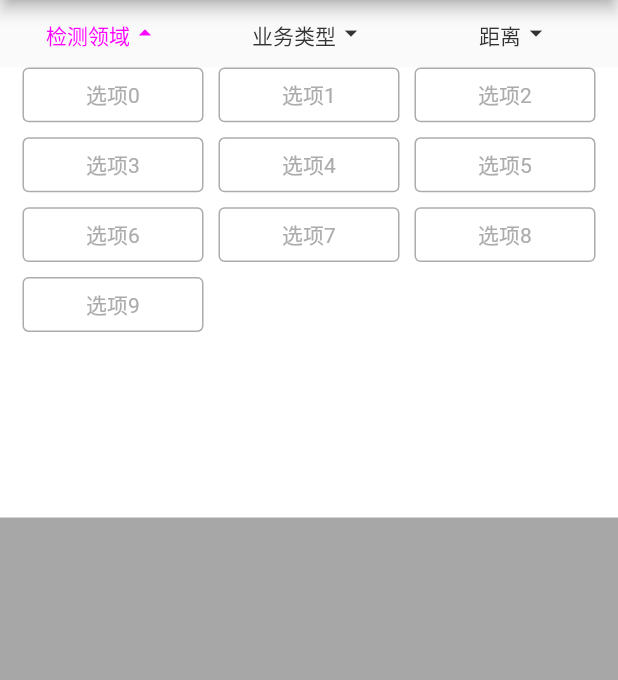
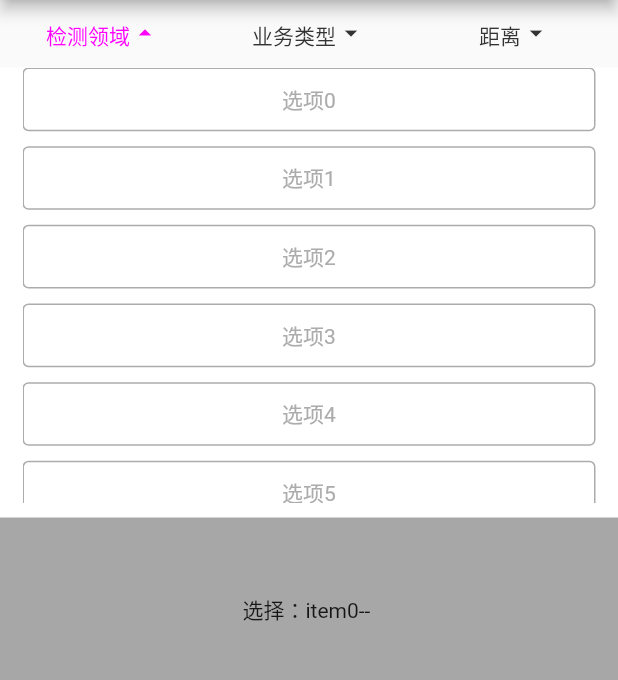
Before and after one commit to lixp185/flutter_down_menu, a Flutter app: the screen it shows after launch, after a tap on an icon or button, on a phone screen of 412 x 824 dp, the part 84-764 px from its top. Run offline on Flutter 3.47's test engine with Material 2 defaults, Android fonts, the phone set to English and light mode, and no system bars.

Commit message:
增加单选筛选列表

```diff
--- a/example/lib/main.dart
+++ b/example/lib/main.dart
@@ -1,4 +1,3 @@
-import 'package:example/filter_res.dart';
 import 'package:flutter/material.dart';
 import 'package:flutter_down_menu/flutter_down_menu.dart';
 
@@ -58,69 +57,49 @@ class _MyHomePageState extends State<MyHomePage> {
                 menuController: _menuController,
                 titles: const ["检测领域", "业务类型", "距离"]),
             Expanded(
-                child: DropDownMenu(
+                child: Stack(
+              children: [
+               InkWell(
+                 child:  Center(
+                   child: Text(
+                       "选择：item${_menuController.index}-- ${_menuController.title}"),
+                 ),
+                 onTap: (){
+                   },
+               ),
+                DropDownMenu(
                     height: 300,
+                    milliseconds: 300,
                     children: [
-                      _searchFilter(list1, 0),
-                      _searchFilter(list2, 1),
-                      _searchFilter(list3, 2),
+                      MenuList(
+                        index: 0,
+                        menuController: _menuController,
+                        filterList: list1,
+                        onTap: (index) {
+                          setState(() {});
+                        },
+                      ),
+                      MenuList(
+                        index: 1,
+                        menuController: _menuController,
+                        filterList: list2,
+                        onTap: (index) {
+                          setState(() {});
+                        },
+                      ),
+                      MenuList(
+                        index: 2,
+                        menuController: _menuController,
+                        filterList: list3,
+                        onTap: (index) {
+                          setState(() {});
+                        },
+                      ),
                     ],
-                    menuController: _menuController))
+                    menuController: _menuController),
+              ],
+            ))
           ],
         ));
   }
-
-  Widget _searchFilter(List<FilterRes> filter, int i) {
-    return Container(
-      margin: const EdgeInsetsDirectional.only(start: 15, end: 15),
-      padding: const EdgeInsetsDirectional.only(bottom: 10),
-      child: GridView.builder(
-        physics: const BouncingScrollPhysics(),
-        gridDelegate: const SliverGridDelegateWithFixedCrossAxisCount(
-          //设置列数
-          crossAxisCount: 3,
-          //设置横向间距
-          crossAxisSpacing: 10,
-          //设置主轴间距
-          mainAxisSpacing: 10,
-          // 宽高比
-          childAspectRatio: 3.3,
-        ),
-        itemBuilder: (context, index) {
-          return InkWell(
-            child: Container(
-                decoration: BoxDecoration(
-                    color: filter[index].isSelect == true
-                        ? const Color(0x0DAB4BF4)
-                        : Colors.white,
-                    borderRadius: const BorderRadius.all(Radius.circular(4)),
-                    border: Border.all(
-                        color: filter[index].isSelect == true
-                            ? const Color(0xffab4bf4)
-                            : const Color(0xffacacac))),
-                alignment: Alignment.center,
-                child: Text(filter[index].name ?? "",
-                    style: TextStyle(
-                        color: filter[index].isSelect == true
-                            ? const Color(0xffab4bf4)
-                            : const Color(0xffacacac)))),
-            onTap: () {
-              _menuController.changeTitle(i, filter[index].name);
-              print(filter[index].name);
-              setState(() {
-                for (int i = 0; i < filter.length; i++) {
-                  if (i == index) {
-                    filter[i].isSelect = true;
-                  } else {
-                    filter[i].isSelect = false;
-                  }
-                }
-              });
-            },
-          );
-        },
-        itemCount: filter.length,
-      ),
-    );
-  }
 }
--- a/lib/flutter_down_menu.dart
+++ b/lib/flutter_down_menu.dart
@@ -3,3 +3,5 @@ library flutter_down_menu;
 export 'src/drop_down_menu_header.dart';
 export 'src/drop_down_menu.dart';
 export 'src/menu_controller.dart';
+export 'src/bean/filter_res.dart';
+export 'src/widgets/menu_list.dart';
--- /dev/null
+++ b/lib/src/bean/filter_res.dart
@@ -0,0 +1,42 @@
+/// code : 0
+/// name : "不限"
+
+/// 通用筛选项
+class FilterRes {
+  int? _code;
+  String? _name;
+  bool isSelect = false; // 是否选择
+  bool isOpen = false; // 是否展开
+
+  String? _scale;
+
+  int? get code => _code;
+
+  String? get name => _name;
+
+  String? get scale => _scale;
+
+  FilterRes({int? code, String? name, String? scale}) {
+    _code = code;
+    _name = name;
+    _scale = scale;
+  }
+
+  FilterRes.fromJson(dynamic json) {
+    _code = json['code'];
+    _name = json['name'];
+    _scale = json['scale'] ?? "";
+    isSelect = false;
+    isOpen = false;
+  }
+
+  Map<String, dynamic> toJson() {
+    var map = <String, dynamic>{};
+    map['code'] = _code;
+    map['name'] = _name;
+    map['isSelect'] = isSelect;
+    map['isOpen'] = isOpen;
+    map['isSelect'] = isOpen;
+    return map;
+  }
+}
--- a/lib/src/drop_down_menu.dart
+++ b/lib/src/drop_down_menu.dart
@@ -33,7 +33,7 @@ class _DropDownMenuState extends State<DropDownMenu>
   late Animation<double> animation; // 动画抽象类
   late CurvedAnimation cure; // 动画运行的速度轨迹 速度的变化
 
-  bool isShowShadow = false;
+  bool isShowShadow = true; // true 显示下拉菜单 false 隐藏下拉菜单
 
   @override
   void initState() {
@@ -48,8 +48,14 @@ class _DropDownMenuState extends State<DropDownMenu>
         if (status == AnimationStatus.dismissed) {
           // 动画执行完毕
           if (!widget.menuController.isShow) {
-            setState(() {});
+            setState(() {
+              isShowShadow = false;
+            });
           }
+        } else if (status == AnimationStatus.forward) {
+          setState(() {
+            isShowShadow = true;
+          });
         }
       });
 
@@ -60,7 +66,6 @@ class _DropDownMenuState extends State<DropDownMenu>
       } else {
         _controller.reverse();
       }
-      setState(() {});
     });
   }
 
@@ -79,7 +84,7 @@ class _DropDownMenuState extends State<DropDownMenu>
           animation: animation,
           child: widget.children[widget.menuController.index],
         ),
-    widget.menuController.isShow
+        isShowShadow
             ? Expanded(
                 child: InkWell(
                 child: AnimatedBuilder(
@@ -96,7 +101,7 @@ class _DropDownMenuState extends State<DropDownMenu>
                   widget.menuController.hide();
                 },
               ))
-        : Container(),
+            : const SizedBox(),
 //          color: widget.maskColor,
       ],
     );
--- /dev/null
+++ b/lib/src/widgets/menu_list.dart
@@ -0,0 +1,96 @@
+import 'package:flutter/material.dart';
+import 'package:flutter_down_menu/flutter_down_menu.dart';
+
+enum Choose {
+  Single, // 单选
+  Multi // 多选
+}
+
+/// 示例 下拉组件
+class MenuList extends StatefulWidget {
+  /// 筛选数据
+  final List<FilterRes> filterList;
+
+  /// 选择回调
+  final Function(int index)? onTap;
+
+  /// 自定义item
+  final Widget? itemWidget;
+
+  /// 选择控制器
+  final MenuController menuController;
+
+  /// 下拉菜单index
+  final int index;
+
+  const MenuList(
+      {Key? key,
+      required this.filterList,
+      this.onTap,
+      this.itemWidget,
+      required this.menuController,
+      required this.index})
+      : super(key: key);
+
+  @override
+  _MenuListState createState() => _MenuListState();
+}
+
+class _MenuListState extends State<MenuList> {
+  @override
+  Widget build(BuildContext context) {
+    return Container(
+      margin: const EdgeInsetsDirectional.only(start: 15, end: 15),
+      padding: const EdgeInsetsDirectional.only(bottom: 10),
+      child: GridView.builder(
+        physics: const BouncingScrollPhysics(),
+        gridDelegate: const SliverGridDelegateWithFixedCrossAxisCount(
+          //设置列数
+          crossAxisCount: 1,
+          //设置横向间距
+          crossAxisSpacing: 10,
+          //设置主轴间距
+          mainAxisSpacing: 10,
+          // 宽高比
+          childAspectRatio: 9,
+        ),
+        itemBuilder: (context, index) {
+          return InkWell(
+              child: widget.itemWidget ??
+                  Container(
+                      decoration: BoxDecoration(
+                          color: widget.filterList[index].isSelect == true
+                              ? const Color(0x0DAB4BF4)
+                              : Colors.white,
+                          borderRadius:
+                              const BorderRadius.all(Radius.circular(4)),
+                          border: Border.all(
+                              color: widget.filterList[index].isSelect == true
+                                  ? const Color(0xffab4bf4)
+                                  : const Color(0xffacacac))),
+                      alignment: Alignment.center,
+                      child: Text(widget.filterList[index].name ?? "",
+                          style: TextStyle(
+                              color: widget.filterList[index].isSelect == true
+                                  ? const Color(0xffab4bf4)
+                                  : const Color(0xffacacac)))),
+              onTap: () {
+                widget.menuController
+                    .changeTitle(widget.index, widget.filterList[index].name);
+                setState(() {
+                  for (int i = 0; i < widget.filterList.length; i++) {
+                    if (i == index) {
+                      widget.filterList[i].isSelect = true;
+                    } else {
+                      widget.filterList[i].isSelect = false;
+                    }
+                  }
+                });
+                if (widget.onTap != null) widget.onTap!(index);
+              });
+        },
+        itemCount: widget.filterList.length,
+      ),
+    );
+  }
+}
--- a/pubspec.yaml
+++ b/pubspec.yaml
@@ -1,7 +1,7 @@
 name: flutter_down_menu
 description: Flutter自定义下拉菜单
 version: 0.0.1
-homepage:
+homepage: https://github.com/lixp185/flutter_down_menu
 
 environment:
   sdk: ">=2.15.1 <3.0.0"
```
Also changed, not shown: 2 other files. Lines whose indentation alone changed are shown as unchanged.
